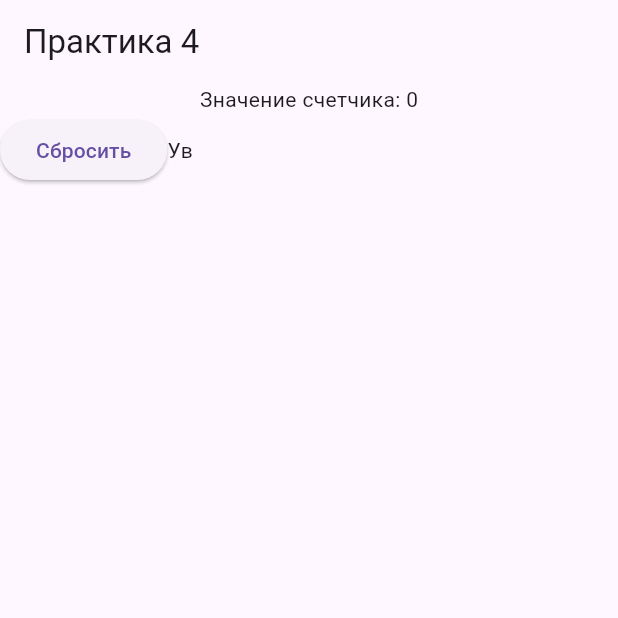
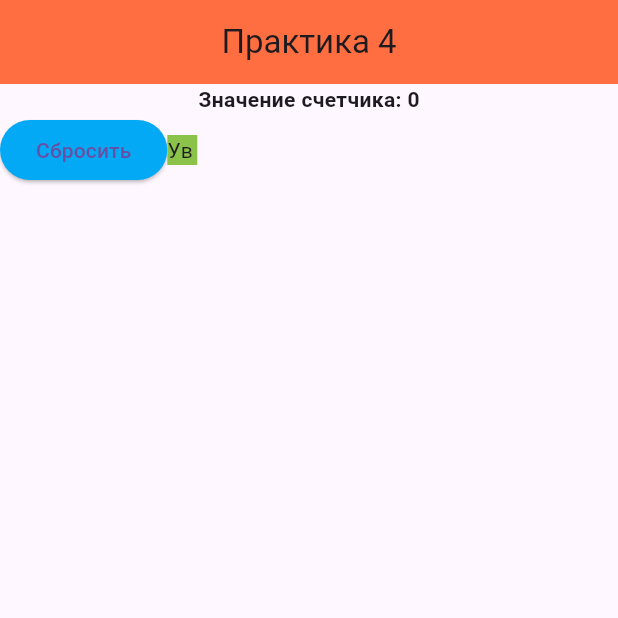
Before and after one commit to Kirus1930/PKS_Task_4, a Flutter app: the screen it shows after launch, on a phone screen of 412 x 824 dp, the top half of it. Run offline on Flutter 3.47's test engine with Material 3 defaults, Android fonts, the phone set to English and light mode, and no system bars.

Commit message:
Update main.dart

```diff
--- a/flutter_create_state_practice_eremin/lib/main.dart
+++ b/flutter_create_state_practice_eremin/lib/main.dart
@@ -36,16 +36,26 @@
   @override
   Widget build(BuildContext context) {
     return Scaffold(
-      appBar: AppBar(title: Text('Практика 4')),
+      appBar: AppBar(
+        title: Text('Практика 4'),
+        centerTitle: true,
+        backgroundColor: Colors.deepOrangeAccent,
+      ),
       body: Center(
         child: Column(
           children: [
-            Text("Значение счетчика: $counter"),
+            Text(
+              "Значение счетчика: $counter",
+              style: TextStyle(fontWeight: FontWeight.bold),
+            ),
             Row(
               children: [
                 ElevatedButton(
                   onPressed: () => counter -= 1,
                   onLongPress: () => counter -= 10,
+                  style: ElevatedButton.styleFrom(
+                    backgroundColor: Colors.lightBlue,
+                  ),
                   child: Text("Сбросить"),
                 ),
                 GestureDetector(
@@ -54,6 +64,7 @@
                   child: Container(
                     width: 20,
                     height: 20,
+                    color: Colors.lightGreen,
                     child: Text("Увеличить"),
                   ),
                 ),
```
